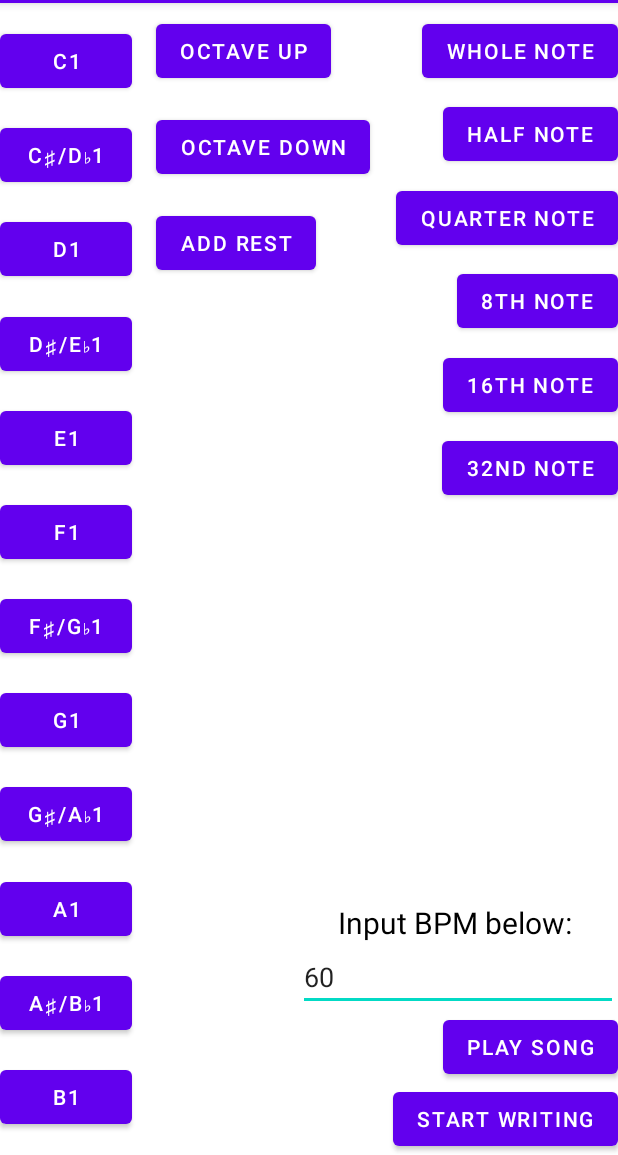
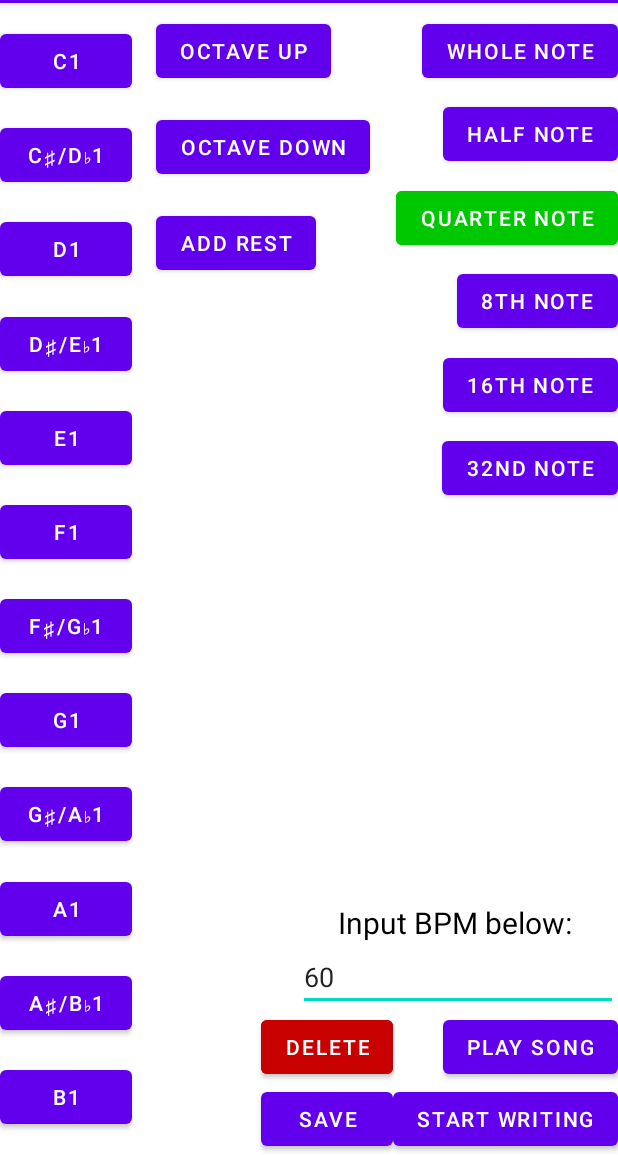
Before and after one commit to JaydenPease/SoundBoard-Project, an Android app: the screen it shows after launch (MainActivity), on a phone screen of 412 x 824 dp, the part 81-1236 px from its top. Run offline under Robolectric (Android 15) with nearby library versions, the phone set to English and light mode, and no system bars.

Commit message:
figure out how to save song to file

```diff
--- a/app/src/main/java/com/mistershorr/soundboard/MainActivity.kt
+++ b/app/src/main/java/com/mistershorr/soundboard/MainActivity.kt
@@ -1,24 +1,29 @@
-//add an indicator for which note duration is currently selected.
-// then figure out how to save the song to a file.
+// figure out how to save the song to a file.
 
 package com.mistershorr.soundboard
 
 import android.annotation.SuppressLint
+import android.graphics.Color
 import android.media.AudioManager
 import android.media.SoundPool
-import android.os.Build.VERSION_CODES.N
-import androidx.appcompat.app.AppCompatActivity
 import android.os.Bundle
 import android.util.Log
 import android.view.View
 import android.widget.Button
 import android.widget.Toast
+import androidx.appcompat.app.AppCompatActivity
 import com.google.gson.Gson
 import com.google.gson.reflect.TypeToken
 import com.mistershorr.soundboard.databinding.ActivityMainBinding
 import kotlinx.coroutines.GlobalScope
 import kotlinx.coroutines.delay
 import kotlinx.coroutines.launch
+import org.json.JSONArray
+import java.io.BufferedWriter
+import java.io.File
+import java.io.FileWriter
+import java.nio.file.spi.FileTypeDetector
+
 
 class MainActivity : AppCompatActivity() {
 
@@ -33,11 +38,13 @@ class MainActivity : AppCompatActivity() {
     lateinit var soundPool : SoundPool
     lateinit var song: MutableList<Note>
 
-    var songBeingWritten: ArrayList<Note> = ArrayList()
+    var songBeingWritten: ArrayList<Note> = ArrayList<Note>()
 
     var octave: Int = 1
 
     var selectedNoteType: Int = 4
+
+    var noteTypeButtons: ArrayList<Button> = ArrayList<Button>()
 
     var currentlyWriting: Boolean = false
 
@@ -50,6 +57,8 @@ class MainActivity : AppCompatActivity() {
         binding = ActivityMainBinding.inflate(layoutInflater)
         setContentView(binding.root)
 
+
+        loadNoteTypeButtonsArray()
 
         initializeSoundPool()
         loadSong()
@@ -863,21 +872,27 @@ class MainActivity : AppCompatActivity() {
 
         binding.buttonMainWholeNote.setOnClickListener {
             selectedNoteType = 1
+            setNoteTypeButtonColors(it as Button)
         }
         binding.buttonMainHalfNote.setOnClickListener {
             selectedNoteType = 2
+            setNoteTypeButtonColors(it as Button)
         }
         binding.buttonMainQuarterNote.setOnClickListener {
             selectedNoteType = 4
+            setNoteTypeButtonColors(it as Button)
         }
         binding.buttonMainEighthNote.setOnClickListener {
             selectedNoteType = 8
+            setNoteTypeButtonColors(it as Button)
         }
         binding.buttonMainSixteenthNote.setOnClickListener {
             selectedNoteType = 16
+            setNoteTypeButtonColors(it as Button)
         }
         binding.buttonMainThirtySecondNote.setOnClickListener {
             selectedNoteType = 32
+            setNoteTypeButtonColors(it as Button)
         }
 
         binding.buttonMainRest.setOnClickListener {
@@ -886,6 +901,30 @@ class MainActivity : AppCompatActivity() {
             }
         }
 
+        binding.buttonMainDelete.setOnClickListener {
+            songBeingWritten = ArrayList<Note>()
+        }
+
+        binding.buttonMainSave.setOnClickListener {
+            saveSong()
+        }
+
+    }
+
+    private fun setNoteTypeButtonColors(button: Button) {
+        for(i in noteTypeButtons.indices) {
+            noteTypeButtons.get(i).setBackgroundColor(Color.rgb(110, 0, 248))
+        }
+        button.setBackgroundColor(Color.rgb(0, 200, 0))
+    }
+
+    private fun loadNoteTypeButtonsArray() {
+        noteTypeButtons.add(binding.buttonMainWholeNote)
+        noteTypeButtons.add(binding.buttonMainHalfNote)
+        noteTypeButtons.add(binding.buttonMainQuarterNote)
+        noteTypeButtons.add(binding.buttonMainEighthNote)
+        noteTypeButtons.add(binding.buttonMainSixteenthNote)
+        noteTypeButtons.add(binding.buttonMainThirtySecondNote)
     }
 
     @SuppressLint("SetTextI18n")
@@ -934,5 +973,17 @@ class MainActivity : AppCompatActivity() {
         }
     }
 
+    private fun saveSong() {
+        val jsonArrayOfSong = JSONArray(songBeingWritten)
+        val songJsonString: String = jsonArrayOfSong.toString()
+
+        val file: File = File(this.filesDir, "test")
+        val fileWriter = FileWriter(file)
+        val bufferedWriter = BufferedWriter(fileWriter)
+        bufferedWriter.write(songJsonString)
+        bufferedWriter.close()
+
+    }
+
 
 }
--- a/app/src/main/res/layout/activity_main.xml
+++ b/app/src/main/res/layout/activity_main.xml
@@ -171,10 +171,14 @@
         android:id="@+id/button_main_quarterNote"
         android:layout_width="wrap_content"
         android:layout_height="wrap_content"
+        android:backgroundTint="#00C800"
+        android:shadowColor="#673AB7"
         android:text="quarter note"
+        android:textColorHighlight="#2196F3"
         app:layout_constraintBottom_toTopOf="@+id/button_main_eighthNote"
         app:layout_constraintEnd_toEndOf="@+id/button_main_halfNote"
-        app:layout_constraintTop_toBottomOf="@+id/button_main_halfNote" />
+        app:layout_constraintTop_toBottomOf="@+id/button_main_halfNote"
+        app:strokeColor="#2196F3" />
 
     <Button
         android:id="@+id/button_main_eighthNote"
@@ -244,4 +248,21 @@
         app:layout_constraintStart_toStartOf="@+id/button_main_octaveDown"
         app:layout_constraintTop_toBottomOf="@+id/button_main_octaveDown" />
 
+    <Button
+        android:id="@+id/button_main_save"
+        android:layout_width="wrap_content"
+        android:layout_height="wrap_content"
+        android:text="Save"
+        app:layout_constraintBottom_toBottomOf="parent"
+        app:layout_constraintEnd_toStartOf="@+id/button_main_startStopWriting" />
+
+    <Button
+        android:id="@+id/button_main_delete"
+        android:layout_width="wrap_content"
+        android:layout_height="wrap_content"
+        android:backgroundTint="#C80000"
+        android:text="Delete"
+        app:layout_constraintBottom_toTopOf="@+id/button_main_save"
+        app:layout_constraintStart_toStartOf="@+id/button_main_save" />
+
 </androidx.constraintlayout.widget.ConstraintLayout>
```
